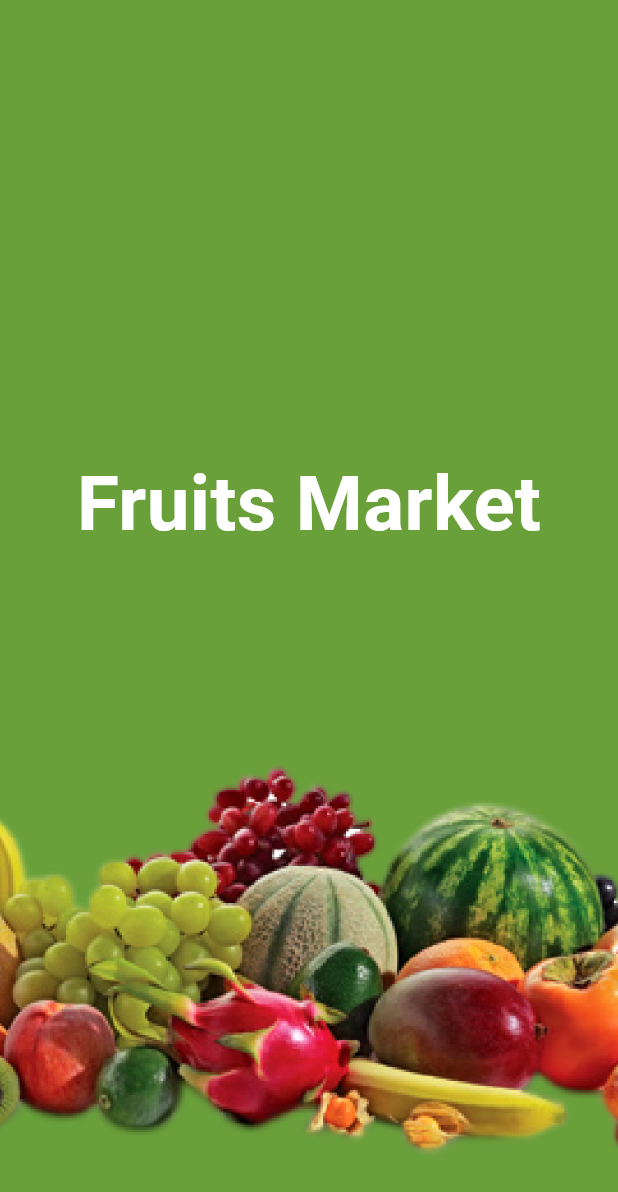
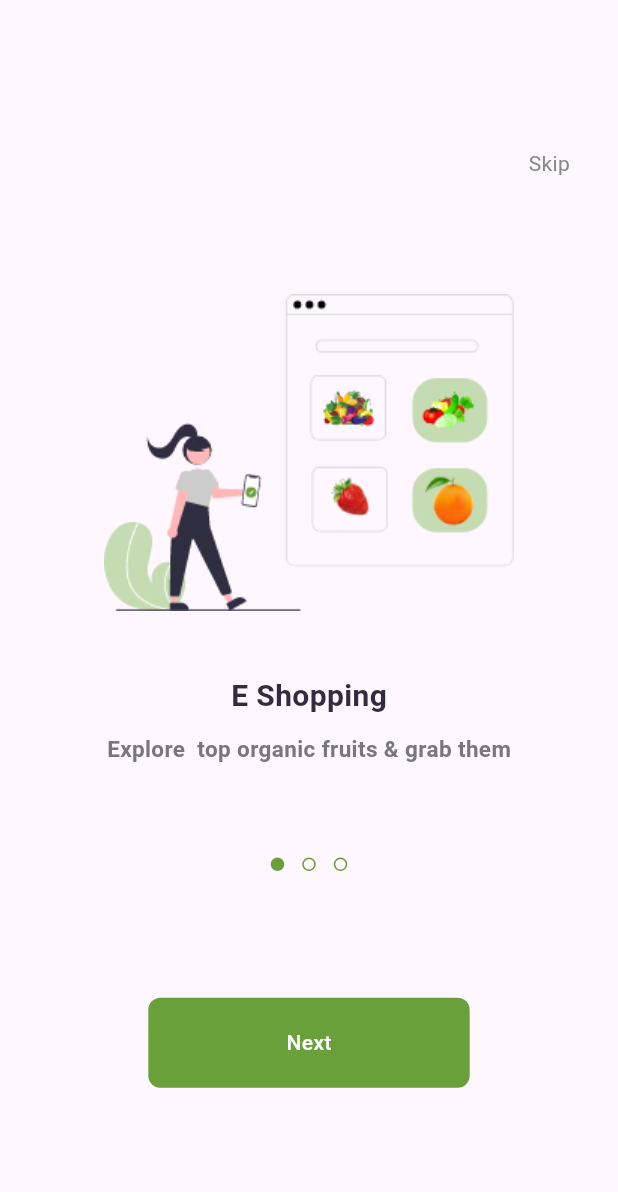
Before and after one commit to mahmoudhamdyae/Fruits-Market, a Flutter app: the screen it shows after launch, on a phone screen of 412 x 824 dp. Shown: the top 1192 px of the screen. Run offline on Flutter 3.47's test engine with Material 3 defaults, Android fonts, the phone set to English and light mode, and no system bars; drawn by our look-alikes of dots_indicator; our stand-ins replace get; Roboto replaces fonts that are missing (Poppins).

Commit message:
OnBoarding Screen

```diff
--- /dev/null
+++ b/lib/core/constants.dart
@@ -0,0 +1,3 @@
+import 'dart:ui';
+
+const kMainColor = Color(0xFF69A03A);
--- /dev/null
+++ b/lib/core/utils/size_config.dart
@@ -0,0 +1,18 @@
+import 'package:flutter/cupertino.dart';
+
+class SizeConfig {
+  static double? screenWidth;
+  static double? screenHeight;
+  static double? defaultSize;
+  static Orientation? orientation;
+
+  void init(BuildContext context) {
+    screenWidth = MediaQuery.of(context).size.width;
+    screenHeight = MediaQuery.of(context).size.height;
+    orientation = MediaQuery.of(context).orientation;
+
+    defaultSize = orientation == Orientation.landscape
+      ? screenHeight! * .024
+      : screenWidth! * .024;
+  }
+}
--- /dev/null
+++ b/lib/core/widgets/custom_buttons.dart
@@ -0,0 +1,82 @@
+import 'package:flutter/material.dart';
+import 'package:fruitsmarket/core/widgets/space_widget.dart';
+
+import '../constants.dart';
+import '../utils/size_config.dart';
+
+class CustomGeneralButton extends StatelessWidget {
+  const CustomGeneralButton({Key? key, this.text, this.onTap})
+      : super(key: key);
+  final String? text;
+  final VoidCallback? onTap;
+  @override
+  Widget build(BuildContext context) {
+    return GestureDetector(
+      onTap: onTap,
+      child: Container(
+        height: 60,
+        width: SizeConfig.screenWidth,
+        decoration: BoxDecoration(
+          color: kMainColor,
+          borderRadius: BorderRadius.circular(8),
+        ),
+        child: Center(
+          child: Text(
+            text!,
+            style: const TextStyle(
+              fontSize: 14,
+              color: Color(0xffffffff),
+              fontWeight: FontWeight.w500,
+            ),
+            textAlign: TextAlign.left,
+          ),
+        ),
+      ),
+    );
+  }
+}
+
+class CustomButtonWithIcon extends StatelessWidget {
+  const CustomButtonWithIcon(
+      {Key? key, required this.text, this.onTap, this.iconData, this.color})
+      : super(key: key);
+  final String text;
+  final IconData? iconData;
+  final VoidCallback? onTap;
+  final Color? color;
+  @override
+  Widget build(BuildContext context) {
+    return GestureDetector(
+      onTap: onTap,
+      child: Container(
+        height: 60,
+        width: SizeConfig.screenWidth,
+        decoration: BoxDecoration(
+            color: Colors.transparent,
+            borderRadius: BorderRadius.circular(8),
+            border: Border.all(
+              color: const Color(0xFF707070),
+            )),
+        child: Row(
+          mainAxisAlignment: MainAxisAlignment.center,
+          children: [
+            Icon(
+              iconData,
+              color: color,
+            ),
+            const HorizontalSpace(value: 2),
+            Text(
+              text,
+              style: const TextStyle(
+                fontWeight: FontWeight.w600,
+                fontSize: 12,
+                color: Color(0xff000000),
+              ),
+              textAlign: TextAlign.left,
+            ),
+          ],
+        ),
+      ),
+    );
+  }
+}
--- /dev/null
+++ b/lib/features/onboarding/presentation/on_boarding_view.dart
@@ -0,0 +1,13 @@
+import 'package:flutter/material.dart';
+import 'package:fruitsmarket/features/onboarding/presentation/widgets/on_boarding_body.dart';
+
+class OnBoardingView extends StatelessWidget {
+  const OnBoardingView({super.key});
+
+  @override
+  Widget build(BuildContext context) {
+    return const Scaffold(
+        body: OnBoardingViewBody()
+    );
+  }
+}
--- /dev/null
+++ b/lib/features/onboarding/presentation/widgets/custom_indicator.dart
@@ -0,0 +1,28 @@
+import 'package:dots_indicator/dots_indicator.dart';
+import 'package:flutter/material.dart';
+
+import '../../../../core/constants.dart';
+
+class CustomIndicator extends StatelessWidget {
+  const CustomIndicator({super.key, required this.dotIndex});
+
+  final int? dotIndex;
+
+  @override
+  Widget build(BuildContext context) {
+    return DotsIndicator(
+      dotsCount: 3,
+      position: dotIndex!,
+      decorator: DotsDecorator(
+          color: Colors.transparent,
+          activeColor: kMainColor,
+          shape: RoundedRectangleBorder(
+              borderRadius: BorderRadius.circular(8),
+              side: const BorderSide(
+                  color: kMainColor
+              )
+          )
+      ),
+    );
+  }
+}
--- /dev/null
+++ b/lib/features/onboarding/presentation/widgets/custom_page_view.dart
@@ -0,0 +1,30 @@
+import 'package:flutter/material.dart';
+import 'package:fruitsmarket/features/onboarding/presentation/widgets/page_view_item.dart';
+
+class CustomPageView extends StatelessWidget {
+  const CustomPageView({Key? key,@required this.pageController}) : super(key: key);
+  final PageController? pageController;
+  @override
+  Widget build(BuildContext context) {
+    return PageView(
+      controller: pageController ,
+      children: const [
+        PageViewItem(
+          image: 'assets/images/onboarding1.png',
+          title: 'E Shopping',
+          subTitle: 'Explore  top organic fruits & grab them',
+        ),
+        PageViewItem(
+          image: 'assets/images/onboarding2.png',
+          title: 'Delivery on the way',
+          subTitle: 'Get your order by speed delivery',
+        ),
+        PageViewItem(
+          image: 'assets/images/onboarding3.png',
+          title: 'Delivery Arrived',
+          subTitle: 'Order is arrived at your Place',
+        ),
+      ],
+    );
+  }
+}
--- /dev/null
+++ b/lib/features/onboarding/presentation/widgets/on_boarding_body.dart
@@ -0,0 +1,81 @@
+import 'package:flutter/material.dart';
+
+import '../../../../core/utils/size_config.dart';
+import '../../../../core/widgets/custom_buttons.dart';
+import 'custom_indicator.dart';
+import 'custom_page_view.dart';
+
+class OnBoardingViewBody extends StatefulWidget {
+  const OnBoardingViewBody({Key? key}) : super(key: key);
+
+  @override
+  State<OnBoardingViewBody> createState() => _OnBoardingViewBodyState();
+}
+
+class _OnBoardingViewBodyState extends State<OnBoardingViewBody> {
+  PageController? pageController;
+
+  @override
+  void initState() {
+    pageController = PageController(initialPage: 0)
+      ..addListener(() {
+        setState(() {});
+      });
+    super.initState();
+  }
+
+  @override
+  Widget build(BuildContext context) {
+    return Stack(
+      children: [
+        CustomPageView(
+          pageController: pageController,
+        ),
+        Positioned(
+          left: 0,
+          right: 0,
+          bottom: SizeConfig.defaultSize! * 24,
+          child: CustomIndicator(
+            dotIndex: pageController!.hasClients ? pageController?.page?.toInt() : 0,
+          ),
+        ),
+        Visibility(
+          visible: pageController!.hasClients
+              ? (pageController?.page == 2 ? false : true)
+              : true,
+          child: Positioned(
+            top: SizeConfig.defaultSize! * 10,
+            right: 32,
+            child: const Text(
+              'Skip',
+              style: TextStyle(
+                fontFamily: 'Poppins',
+                fontSize: 14,
+                color: Color(0xff898989),
+              ),
+              textAlign: TextAlign.left,
+            ),
+          ),
+        ),
+        Positioned(
+            left: SizeConfig.defaultSize! * 10,
+            right: SizeConfig.defaultSize! * 10,
+            bottom: SizeConfig.defaultSize! * 10,
+            child: CustomGeneralButton(
+              onTap: () {
+                if (pageController!.page! < 2) {
+                  pageController?.nextPage(
+                      duration: const Duration(milliseconds: 500),
+                      curve: Curves.easeIn);
+                } else {
+                  // Get.to(() => LoginView(), transition: Transition.rightToLeft , duration: Duration(milliseconds: 500));
+                }
+              },
+              text: pageController!.hasClients
+                  ? (pageController?.page == 2 ? 'Get started' : 'Next')
+                  : 'Next',
+            )),
+      ],
+    );
+  }
+}
--- /dev/null
+++ b/lib/features/onboarding/presentation/widgets/page_view_item.dart
@@ -0,0 +1,43 @@
+import 'package:flutter/cupertino.dart';
+
+import '../../../../core/utils/size_config.dart';
+import '../../../../core/widgets/space_widget.dart';
+
+class PageViewItem extends StatelessWidget {
+  const PageViewItem({Key? key, this.title, this.subTitle, this.image})
+      : super(key: key);
+
+  final String? title;
+  final String? subTitle;
+  final String? image;
+  @override
+  Widget build(BuildContext context) {
+    return Column(
+      children: [
+        const VerticalSpace(value: 18),
+        SizedBox(
+            height: SizeConfig.defaultSize! * 25, child: Image.asset(image!)),
+        const VerticalSpace(value: 2.5),
+        Text(
+          title!,
+          style: const TextStyle(
+            fontSize: 20,
+            color: Color(0xff2f2e41),
+            fontWeight: FontWeight.w600,
+          ),
+          textAlign: TextAlign.left,
+        ),
+        const VerticalSpace(value: 1),
+        Text(
+          subTitle!,
+          style: const TextStyle(
+            fontWeight: FontWeight.bold,
+            fontSize: 15,
+            color: Color(0xff78787c),
+          ),
+          textAlign: TextAlign.left,
+        ),
+      ],
+    );
+  }
+}
--- a/lib/features/splash/presentation/splash_view.dart
+++ b/lib/features/splash/presentation/splash_view.dart
@@ -1,5 +1,5 @@
-import 'package:flutter/cupertino.dart';
 import 'package:flutter/material.dart';
+import 'package:fruitsmarket/core/constants.dart';
 import 'package:fruitsmarket/features/splash/presentation/widgets/splash_body.dart';
 
 class SplashView extends StatelessWidget {
@@ -8,8 +8,8 @@ class SplashView extends StatelessWidget {
   @override
   Widget build(BuildContext context) {
     return const Scaffold(
-      backgroundColor: Color(0xFF69A03A),
-      body: SplashBody(),
+      backgroundColor: kMainColor,
+      body: SplashViewBody(),
     );
   }
 }
--- a/lib/features/splash/presentation/widgets/splash_body.dart
+++ b/lib/features/splash/presentation/widgets/splash_body.dart
@@ -1,13 +1,17 @@
 import 'package:flutter/cupertino.dart';
+import 'package:fruitsmarket/core/utils/size_config.dart';
+import 'package:fruitsmarket/features/onboarding/presentation/on_boarding_view.dart';
+import 'package:get/get.dart';
+import 'package:get/get_core/src/get_main.dart';
 
-class SplashBody extends StatefulWidget {
-  const SplashBody({super.key});
+class SplashViewBody extends StatefulWidget {
+  const SplashViewBody({super.key});
 
   @override
-  State<SplashBody> createState() => _SplashBodyState();
+  State<SplashViewBody> createState() => _SplashViewBodyState();
 }
 
-class _SplashBodyState extends State<SplashBody> with SingleTickerProviderStateMixin {
+class _SplashViewBodyState extends State<SplashViewBody> with SingleTickerProviderStateMixin {
 
   AnimationController? animationController;
   Animation<double>? fadingAnimation;
@@ -18,10 +22,13 @@ class _SplashBodyState extends State<SplashBody> with SingleTickerProviderStateM
     animationController = AnimationController(vsync: this, duration: const Duration(milliseconds: 600));
     fadingAnimation = Tween<double>(begin: .2, end: 1).animate(animationController!);
     animationController?.repeat(reverse: true);
+
+    goToNextView();
   }
 
   @override
   Widget build(BuildContext context) {
+    SizeConfig().init(context);
     return Column(
       mainAxisAlignment: MainAxisAlignment.center,
       children: [
@@ -31,7 +38,6 @@ class _SplashBodyState extends State<SplashBody> with SingleTickerProviderStateM
           child: const Text(
             'Fruits Market',
             style: TextStyle(
-                fontFamily: 'Poppins',
                 fontSize: 51,
                 fontWeight: FontWeight.bold,
                 color: Color(0xffffffff)
@@ -48,4 +54,10 @@ class _SplashBodyState extends State<SplashBody> with SingleTickerProviderStateM
     super.dispose();
     animationController?.dispose();
   }
+
+  void goToNextView() {
+    Future.delayed(const Duration(seconds: 3), () {
+      Get.to(() => const OnBoardingView(), transition: Transition.fade);
+    });
+  }
 }
--- a/lib/main.dart
+++ b/lib/main.dart
@@ -12,9 +12,12 @@ class FruitsMarket extends StatelessWidget {
 
   @override
   Widget build(BuildContext context) {
-    return const GetMaterialApp(
+    return GetMaterialApp(
+      theme: ThemeData(
+        fontFamily: 'Poppins'
+      ),
       debugShowCheckedModeBanner: false,
-      home: SplashView(),
+      home: const SplashView(),
     );
   }
 }
--- a/pubspec.yaml
+++ b/pubspec.yaml
@@ -36,6 +36,7 @@ dependencies:
   # Use with the CupertinoIcons class for iOS style icons.
   cupertino_icons: ^1.0.2
   get: ^4.6.6
+  dots_indicator: ^3.0.0
 
 dev_dependencies:
   flutter_test:
```
Also changed, not shown: lib/core/widgets/space_widget.dart (added, +28 -0 lines), assets/images/onboarding1.png (added), assets/images/onboarding2.png (added), assets/images/onboarding3.png (added), pubspec.lock.
